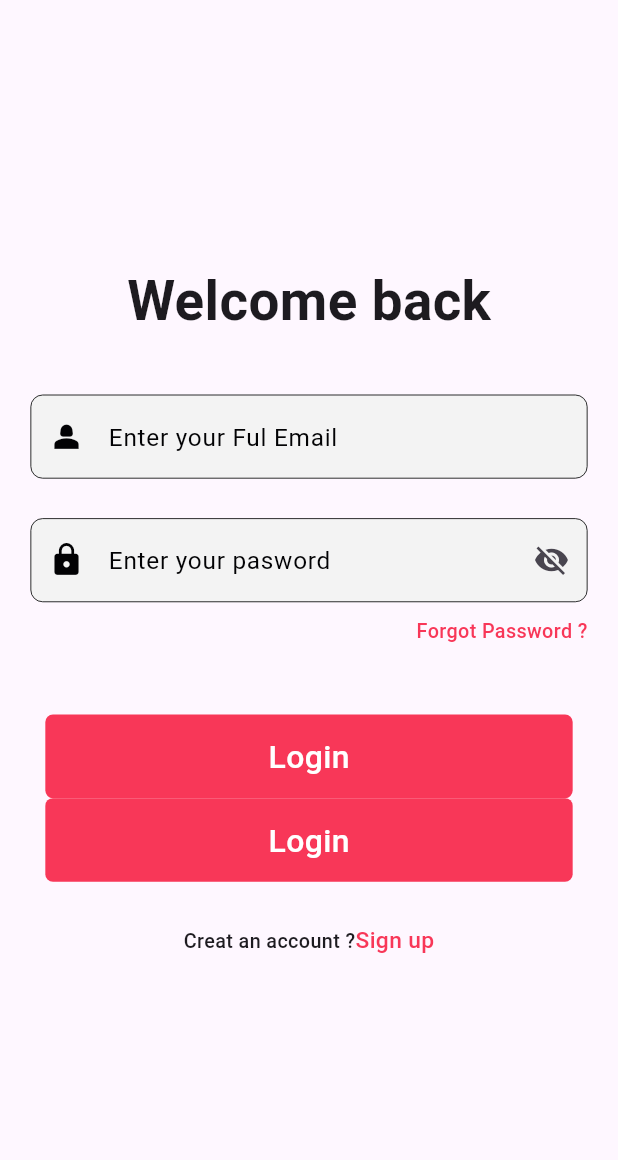
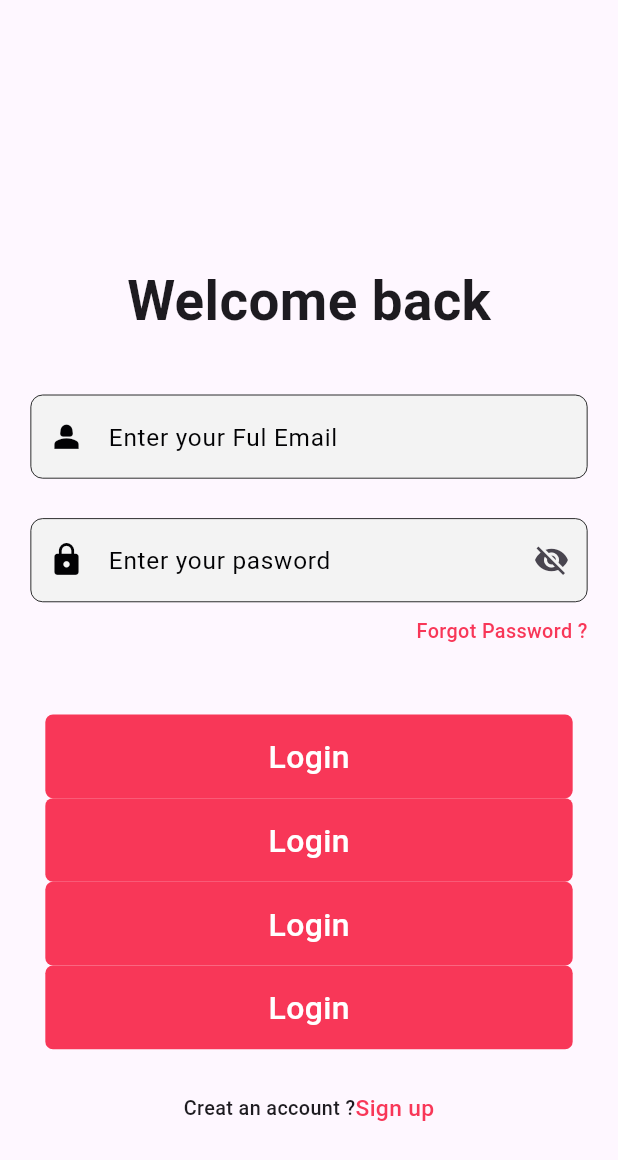
Before and after one commit to saddamhussain11/stylish, a Flutter app: the LoginScreen screen opened directly, on a phone screen of 412 x 824 dp. Shown: the top 1160 px of the screen. Run offline on Flutter 3.47's test engine with Material 3 defaults, Android fonts, the phone set to English and light mode, and no system bars; our stand-ins replace cloud_functions, flutter_screenutil, get, get_storage; accounts and stored records are empty; network calls fail.

Commit message:
update 6/9/25

```diff
--- a/lib/view/auth/login_screen.dart
+++ b/lib/view/auth/login_screen.dart
@@ -144,6 +144,38 @@ class _LoginScreenState extends State<LoginScreen> {
                         }
                       },
                     ),
+                    Custombuton(
+                      isLoading: authController.isLoading.value,
+                      backgroundColor: Appcolors.pinkColor,
+                      height: 55.h,
+                      width: 320.w,
+                      borderRadius: BorderRadius.circular(5.r),
+                      title: 'Login',
+                      ontap: () {
+                        if (_formkey.currentState!.validate()) {
+                          authController.login(
+                            emailcontroler.text,
+                            paswordcontroler.text,
+                          );
+                        }
+                      },
+                    ),
+                    Custombuton(
+                      isLoading: authController.isLoading.value,
+                      backgroundColor: Appcolors.pinkColor,
+                      height: 55.h,
+                      width: 320.w,
+                      borderRadius: BorderRadius.circular(5.r),
+                      title: 'Login',
+                      ontap: () {
+                        if (_formkey.currentState!.validate()) {
+                          authController.login(
+                            emailcontroler.text,
+                            paswordcontroler.text,
+                          );
+                        }
+                      },
+                    ),
                     SizedBox(height: 28.h),
                     Row(
                       mainAxisAlignment: MainAxisAlignment.center,
```
